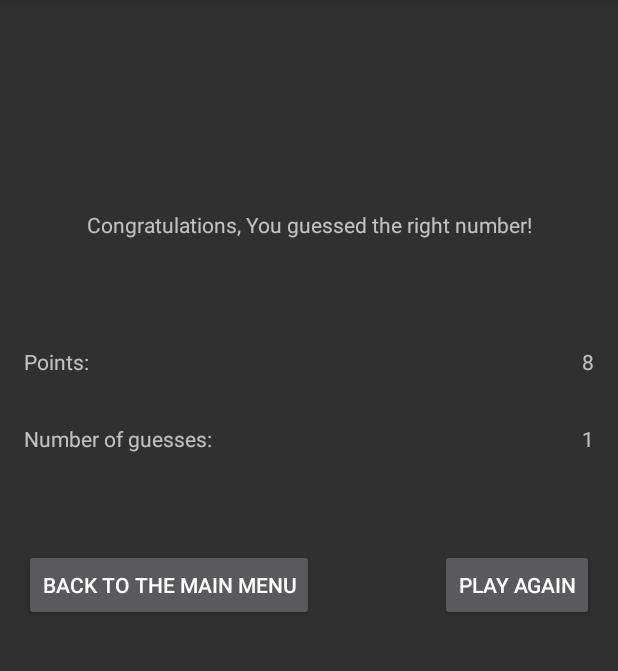
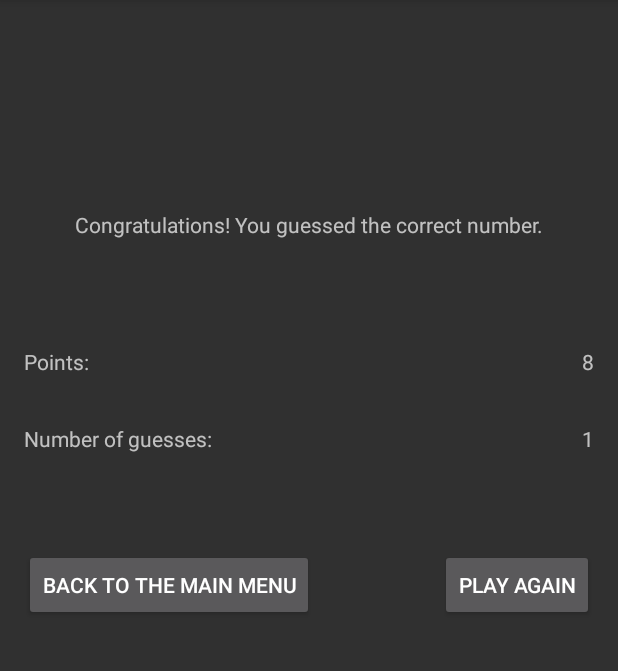
Before and after one commit to lukaswillsie/CSC207-Project, an Android app: the GameFinishActivity screen opened directly, with no data from a screen before it, on a phone screen of 412 x 824 dp, the part 84-755 px from its top. Run offline under Robolectric (Android 15) with nearby library versions, the phone set to English and light mode, and no system bars.

Commit message:
Instead of disabling/enabling the resume button in GameStartActivity, I changed the visisbility of this button. Changed a few string values in GameFinishActivity because of typos.

```diff
--- a/phase1/Game/app/src/main/java/com/example/game/level2/GameStartActivity.java
+++ b/phase1/Game/app/src/main/java/com/example/game/level2/GameStartActivity.java
@@ -18,10 +18,10 @@ public class GameStartActivity extends AppCompatActivity {
         Button btn = findViewById(R.id.resumeGame);
         Game game = gameManager.game;
         if (game.isFinished() || game.getPoints() == 0) {
-            btn.setClickable(false);
+            btn.setVisibility(View.INVISIBLE);
         }
         else {
-            btn.setClickable(true);
+            btn.setVisibility(View.VISIBLE);;
         }
         // create a SettingsManager
         // pass in this
--- a/phase1/Game/app/src/main/java/com/example/game/level2/GameStartActivity1.java
+++ b/phase1/Game/app/src/main/java/com/example/game/level2/GameStartActivity1.java
@@ -38,10 +38,10 @@ public class GameStartActivity1 extends AppCompatActivity{
         else{
             if (currentGame.checkGuess(guess)){
                 //((TextView)findViewById(R.id.textView)).setVisibility(View.INVISIBLE);
-                ((TextView)findViewById(R.id.textView)).setText("Your guess is to high, try again");
+                ((TextView)findViewById(R.id.textView)).setText("Your guess is too high, try again.");
             }
             else{
-                ((TextView)findViewById(R.id.textView)).setText("Your guess is to low, try again");
+                ((TextView)findViewById(R.id.textView)).setText("Your guess is too low, try again.");
             }
             ((TextView)findViewById(R.id.pointsFinishId)).setText(String.valueOf(currentGame.getPoints()));
             ((TextView)findViewById(R.id.guessesId)).setText(String.valueOf(currentGame.getNumOfGuess()));
--- a/phase1/Game/app/src/main/res/layout/game_finish_activity.xml
+++ b/phase1/Game/app/src/main/res/layout/game_finish_activity.xml
@@ -13,7 +13,7 @@
         android:layout_marginStart="16dp"
         android:layout_marginTop="140dp"
         android:layout_marginEnd="16dp"
-        android:text="Congratulations, You guessed the right number!"
+        android:text="@string/congrats"
         android:textAlignment="center"
         app:layout_constraintEnd_toEndOf="parent"
         app:layout_constraintHorizontal_bias="0.5"
--- a/phase1/Game/app/src/main/res/values/strings.xml
+++ b/phase1/Game/app/src/main/res/values/strings.xml
@@ -44,4 +44,5 @@
     <string name="startNewGame">Start New Game</string>
     <string name="saveAndExit">Save and Exit Game</string>
     <string name="pauseAndExit">Pause and exit</string>
+    <string name="congrats">Congratulations! You guessed the correct number.</string>
 </resources>
```
